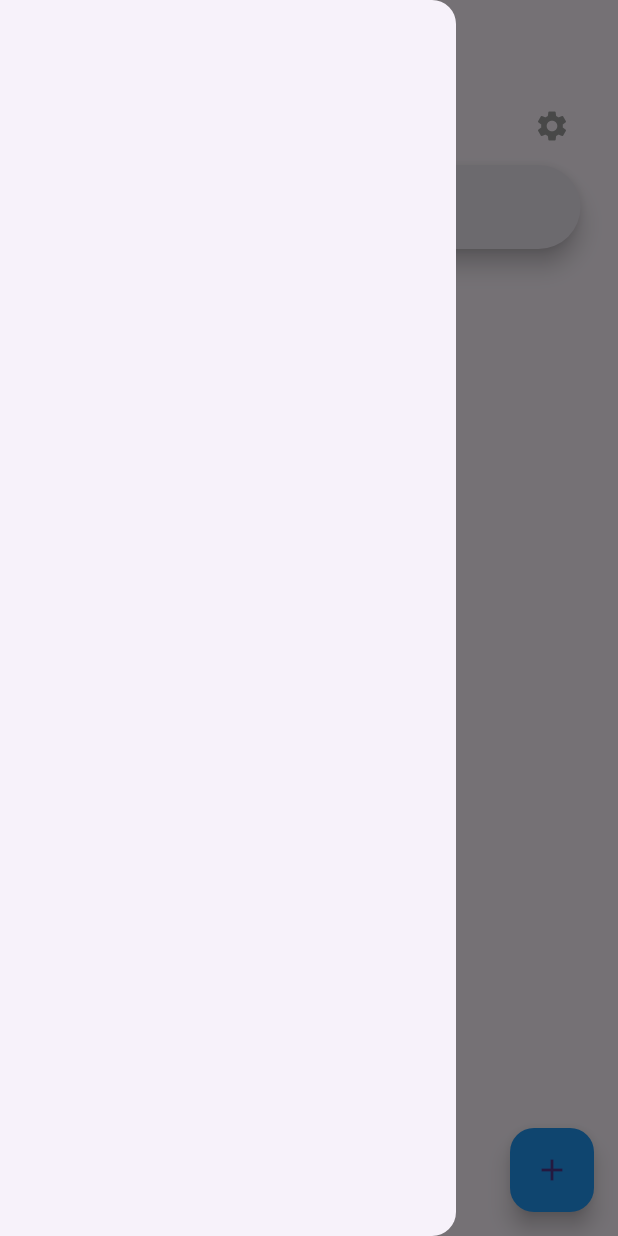
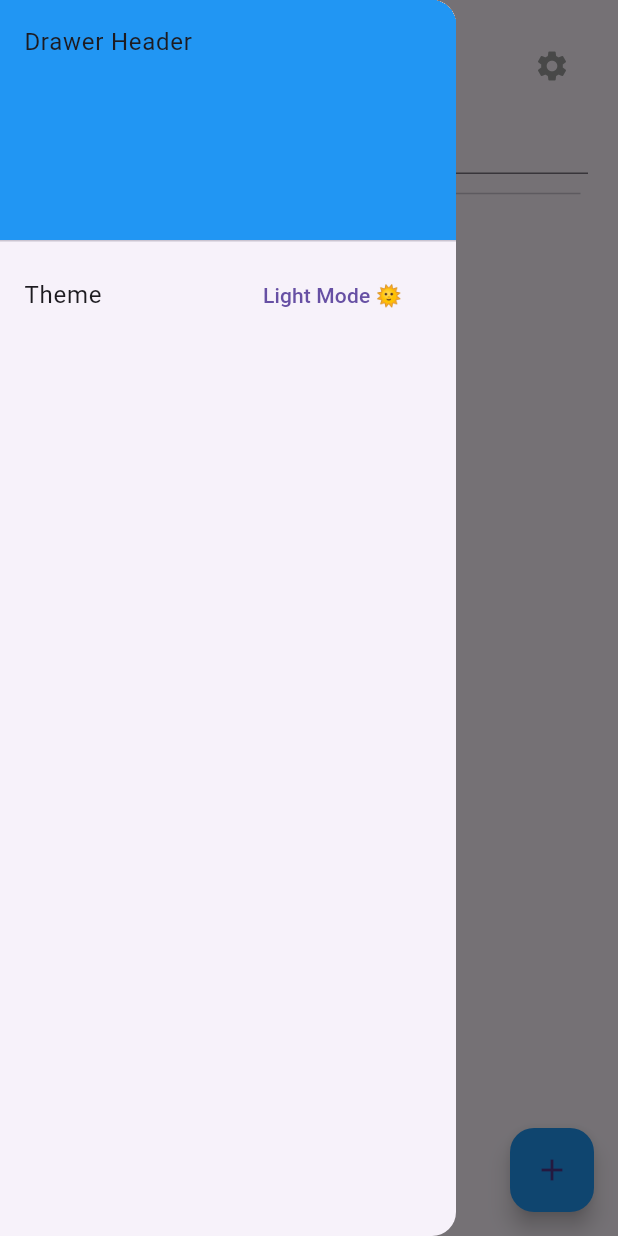
Before and after one commit to Gud-will/find_me_storage, a Flutter app: the screen it shows after launch, with the side drawer open, on a phone screen of 412 x 824 dp. Run offline on Flutter 3.47's test engine with Material 3 defaults, Android fonts, the light colour scheme and no system bars; drawn by our look-alikes of searchfield; our stand-ins replace isar; missing offline and left inert: dart:ffi; accounts and stored records are empty; generated files the repository leaves out were written again.

Commit message:
Minor Bug Fixes
-Fixed parent container problem
- add animatedtextswitcher
- ensured that the provider method is being called only once
- fixed Drawer widget and add theme changer to it
need to do:
- improve UI
- make Search bar viable

```diff
--- a/lib/providers/listitemsprovider.dart
+++ b/lib/providers/listitemsprovider.dart
@@ -21,7 +21,7 @@ class ListItemsProvider extends ChangeNotifier {
   void getListItems(String currentpath)async{
     // print(currentpath);
     rootItems=await itemContainerRepository.getItemsThroughPath(currentpath);
-    // print(rootItems.length);
+    print(rootItems.length);
     notifyListeners();
   }
 }
--- a/lib/providers/theme_provider.dart
+++ b/lib/providers/theme_provider.dart
@@ -17,7 +17,12 @@ class ThemeProvider extends ChangeNotifier {
     }
     notifyListeners();
   }
-
+  bool islighttheme(){
+    if(_themeData==lightTheme){
+      return true;
+    }
+    return false;
+  }
   void setTheme(ThemeData themeData) {
     _themeData = themeData;
     notifyListeners();
--- a/lib/screens/homepage.dart
+++ b/lib/screens/homepage.dart
@@ -1,3 +1,4 @@
+import 'package:find_me_storage/providers/theme_provider.dart';
 import 'package:find_me_storage/screens/widgets/itemcard.dart';
 import 'package:find_me_storage/screens/widgets/itemcontainercard.dart';
 import 'package:find_me_storage/screens/widgets/additemdialog.dart';
@@ -9,7 +10,6 @@ import 'package:provider/provider.dart';
 import '../models/databasemodel.dart';
 import '../providers/database_provider.dart';
 import '../providers/listitemsprovider.dart';
-import '../providers/theme_provider.dart';
 
 class MyHomePage extends StatefulWidget {
   final ItemContainerRepository itemContainerRepository;
@@ -26,9 +26,10 @@ class MyHomePage extends StatefulWidget {
 }
 
 class _MyHomePageState extends State<MyHomePage> {
-  late ThemeProvider themeProvider;
   late ListItemsProvider listItemsProvider;
   late ListContainerProvider listContainerProvider;
+  late ThemeProvider themeProvider;
+  bool _isdone = false;
   @override
   void initState() {
     super.initState();
@@ -37,15 +38,20 @@ class _MyHomePageState extends State<MyHomePage> {
   @override
   void didChangeDependencies() async {
     super.didChangeDependencies();
-    themeProvider = Provider.of<ThemeProvider>(context);
+    if (!_isdone) {
       listItemsProvider = Provider.of<ListItemsProvider>(context);
       listContainerProvider = Provider.of<ListContainerProvider>(context);
+      themeProvider = Provider.of<ThemeProvider>(context);
       listItemsProvider.getListItems(widget.path);
       listContainerProvider.getListContainers(widget.path);
+      _isdone=!_isdone;
+    }
   }
 
   void onbackpressed() async {
     List<String> pathItems = widget.path.split("/");
+    print(
+        "parentcontainer name ${widget.parentContainer?.name ?? "Onnum ella"}");
     pathItems.removeLast();
     print(widget.path);
     widget.path = pathItems.join("/");
@@ -57,15 +63,21 @@ class _MyHomePageState extends State<MyHomePage> {
       widget.parentContainer = await widget.itemContainerRepository
           .getItemContainer(widget.parentContainer?.parentLink.value?.id ?? 0);
     }
-    print(widget.parentContainer?.name??"None nada");
+    print(widget.parentContainer?.name ?? "None nada");
     listItemsProvider.getListItems(widget.path);
     listContainerProvider.getListContainers(widget.path);
   }
 
   void ontap(String path, ItemContainer itemContainer) {
-    widget.path = path;
+    String temppath = "/";
+    if (itemContainer.path == temppath) {
+      temppath = temppath + itemContainer.name;
+    } else {
+      temppath = "${itemContainer.path}/${itemContainer.name}";
+    }
+    widget.path = temppath;
     widget.parentContainer = itemContainer;
-    print(widget.parentContainer?.name??"");
+    print(widget.parentContainer?.name ?? "");
     print(widget.path);
     listItemsProvider.getListItems(widget.path);
     listContainerProvider.getListContainers(widget.path);
@@ -74,23 +86,20 @@ class _MyHomePageState extends State<MyHomePage> {
   @override
   Widget build(BuildContext context) {
     return Scaffold(
-      drawer: MyDrawer(),
-      body: Padding(
+      drawer: MyDrawer(themeProvider: themeProvider,),
+      body: SafeArea(
+        child: Padding(
           padding: appPadding,
           child: Column(
             children: [
-            const SizedBox(
-              height: 40,
-            ),
               Row(
                 mainAxisAlignment: MainAxisAlignment.spaceBetween,
                 children: [
-                const Text("Items"),
+                  Text(widget.parentContainer?.name ?? "Items"),
                   Builder(builder: (context) {
                     return IconButton(
                       onPressed: () {
                         Scaffold.of(context).openDrawer();
-                      themeProvider.toggleTheme();
                       },
                       icon: const Icon(
                         Icons.settings,
@@ -100,14 +109,21 @@ class _MyHomePageState extends State<MyHomePage> {
                   }),
                 ],
               ),
-            MySearchBar(),
+              MySearchBar(
+                itemContainerRepository: widget.itemContainerRepository,
+              ),
+              const Padding(
+                padding: EdgeInsets.all(5.0),
+                child: Divider(),
+              ),
               Expanded(
                 child: Padding(
                   padding: const EdgeInsets.symmetric(horizontal: 2),
                   child: PageView(
                     children: [
-                    Consumer2<ListItemsProvider, ListContainerProvider>(builder:
-                        (context, listItemsProv, listContainerProv, child) {
+                      Consumer2<ListItemsProvider, ListContainerProvider>(
+                          builder: (context, listItemsProv, listContainerProv,
+                              child) {
                         List<dynamic> totalitems = [];
                         totalitems.addAll(listItemsProv.rootItems);
                         totalitems.addAll(listContainerProv.rootContainers);
@@ -115,9 +131,41 @@ class _MyHomePageState extends State<MyHomePage> {
                           itemCount: totalitems.length,
                           itemBuilder: (context, index) {
                             final cont = totalitems[index];
+                            // if (index == 0 &&
+                            //     index < listItemsProvider.rootItems.length) {
+                            //   return Column(
+                            //     children: [
+                            //       const Text("Items:"),
+                            //       const Padding(
+                            //         padding: EdgeInsets.all(2),
+                            //         child: Divider(),
+                            //       ),
+                            //       ItemContainerCard(
+                            //         itemContainer: cont,
+                            //         ontap: ontap,
+                            //       ),
+                            //     ],
+                            //   );
+                            // } else
                             if (index < listItemsProv.rootItems.length) {
                               return ItemCard(item: cont);
                             }
+                            // } else if (index ==
+                            //     listItemsProv.rootItems.length) {
+                            //   return Column(
+                            //     children: [
+                            //       const Text("Containers:"),
+                            //       const Padding(
+                            //         padding: EdgeInsets.all(2),
+                            //         child: Divider(),
+                            //       ),
+                            //       ItemContainerCard(
+                            //         itemContainer: cont,
+                            //         ontap: ontap,
+                            //       ),
+                            //     ],
+                            //   );
+                            // }
                             return ItemContainerCard(
                               itemContainer: cont,
                               ontap: ontap,
@@ -125,26 +173,12 @@ class _MyHomePageState extends State<MyHomePage> {
                           },
                         );
                       }),
-                    // Consumer<ListItemsProvider>(
-                    //   builder: (context, listItemsProvider, child) {
-                    //     List<Item> containers =
-                    //         listItemsProvider.rootItems;
-                    //     return ListView.builder(
-                    //       itemCount: containers.length,
-                    //       itemBuilder: (context, index) {
-                    //         final cont = containers[index];
-                    //         return ItemCard(
-                    //           item: cont,
-                    //         );
-                    //       },
-                    //     );
-                    //   },
-                    // ),
                     ],
                   ),
                 ),
               )
             ],
+          ),
         ),
       ),
       floatingActionButton: Column(
@@ -165,11 +199,17 @@ class _MyHomePageState extends State<MyHomePage> {
             onPressed: () {
               showModalBottomSheet(
                 context: context,
+                isScrollControlled: true,
                 builder: (BuildContext context) {
-                  return SlidingDialogBox(
+                  return Padding(
+                    padding: EdgeInsets.only(
+                      bottom: MediaQuery.of(context).viewInsets.bottom,
+                    ),
+                    child: SlidingDialogBox(
                       itemContainerRepository: widget.itemContainerRepository,
                       parentitemcontainer: widget.parentContainer,
                       path: widget.path,
+                    ),
                   );
                 },
               );
@@ -181,7 +221,6 @@ class _MyHomePageState extends State<MyHomePage> {
     );
   }
 }
-
 
 // FutureBuilder(
 //                   future: _rootContainers,
--- /dev/null
+++ b/lib/screens/widgets/animatedtextswitcher.dart
@@ -0,0 +1,26 @@
+import 'package:flutter/material.dart';
+
+class Animatedtextswitcher extends StatelessWidget {
+  final String text1;
+  final String text2;
+  final VoidCallback toggleisitem;
+  final bool isitem;
+  const Animatedtextswitcher({super.key,required this.text1,required this.text2,required this.toggleisitem,required this.isitem});
+
+  @override
+  Widget build(BuildContext context) {
+    return AnimatedSwitcher(
+      duration: const Duration(milliseconds: 900),
+      child: TextButton(
+        style: ElevatedButton.styleFrom(
+          shape: RoundedRectangleBorder(
+            borderRadius: BorderRadius.circular(20),
+          ),
+        ),
+        onPressed:toggleisitem,
+        child:
+            Text(key: ValueKey<bool>(isitem), isitem ? text1 : text2),
+      ),
+    );
+  }
+}
--- a/lib/screens/widgets/drawer.dart
+++ b/lib/screens/widgets/drawer.dart
@@ -1,10 +1,38 @@
+import 'package:find_me_storage/screens/widgets/animatedtextswitcher.dart';
 import 'package:flutter/material.dart';
+import '../../providers/theme_provider.dart';
 
 class MyDrawer extends StatelessWidget {
-  const MyDrawer({super.key});
+  final ThemeProvider? themeProvider;
+  const MyDrawer({super.key, required this.themeProvider});
+  void toggletheme() {
+    themeProvider?.toggleTheme();
+  }
 
   @override
   Widget build(BuildContext context) {
-    return Drawer();
+    bool islighttheme = themeProvider?.islighttheme()??true;
+    return Drawer(
+      child: ListView(
+        padding: EdgeInsets.zero,
+        children: [
+          const DrawerHeader(
+            decoration: BoxDecoration(
+              color: Colors.blue,
+            ),
+            child: Text('Drawer Header'),
+          ),
+          ListTile(
+            title: const Text("Theme"),
+            trailing: Animatedtextswitcher(
+                text1: "Light Mode \u{1F31E}",
+                text2: "Dark Mode \u{1F31C}",
+                toggleisitem: toggletheme,
+                isitem: islighttheme),
+            onTap: () {},
+          ),
+        ],
+      ),
+    );
   }
 }
--- a/lib/screens/widgets/searchbar.dart
+++ b/lib/screens/widgets/searchbar.dart
@@ -1,21 +1,99 @@
+import 'package:find_me_storage/providers/database_provider.dart';
 import 'package:flutter/material.dart';
+import 'package:searchfield/searchfield.dart';
 
 class MySearchBar extends StatefulWidget {
-  const MySearchBar({super.key});
+  final ItemContainerRepository itemContainerRepository;
+  const MySearchBar({super.key, required this.itemContainerRepository});
 
   @override
   State<MySearchBar> createState() => _MySearchBarState();
 }
 
 class _MySearchBarState extends State<MySearchBar> {
+  final TextEditingController _controller = TextEditingController();
+  List<dynamic> _suggestions = [];
+  Widget searchChild(x) {
+    return Padding(
+      padding: const EdgeInsets.symmetric(vertical: 4.0, horizontal: 12),
+      child: Text("${x.name}\\${x.description}",
+          style: const TextStyle(fontSize: 18, color: Colors.black)),
+    );
+  }
+
+  void _updateSuggestions(String query) async {
+    if (query.isEmpty) {
+      setState(() {
+        _suggestions.clear();
+      });
+    }
+    final containers =
+        await widget.itemContainerRepository.getContainersThroughQuery(query);
+    final items =
+        await widget.itemContainerRepository.getItemsThroughQuery(query);
+    setState(() {
+      _suggestions = [...containers, ...items];
+    });
+  }
+
   @override
   Widget build(BuildContext context) {
-    return const Padding(
-      padding: EdgeInsets.symmetric(
-        horizontal: 5,
-        vertical: 2,
-      ),
-      child: SearchBar(),
-    );
+    return SearchField(
+        emptyWidget: const Text("No item/Containers Found"),
+        controller: _controller,
+        suggestionDirection: SuggestionDirection.down,
+        onTapOutside: (p0) {
+          Focus.of(context).unfocus();
+        },
+        hint: "Search By Name or Description",
+        suggestions: _suggestions
+            .map((e) => SearchFieldListItem<dynamic>(e, child: searchChild(e)))
+            .toList(),
+        suggestionState: Suggestion.hidden,
+        onSearchTextChanged: (query) {
+          _updateSuggestions(query);
+        });
+    // Scaffold(
+    //   appBar: AppBar(
+    //     title: Text('Search Example'),
+    //   ),
+    //   body: Padding(
+    //     padding: const EdgeInsets.all(16.0),
+    //     child: Column(
+    //       children: [
+    //         TextField(
+    //           controller: _controller,
+    //           decoration: InputDecoration(
+    //             hintText: 'Search by name or description',
+    //           ),
+    //           onChanged:
+    //         ),
+    //         Expanded(
+    //           child: ListView.builder(
+    //             itemCount: _suggestions.length,
+    //             itemBuilder: (context, index) {
+    //               final suggestion = _suggestions[index];
+    //               final isContainer = suggestion is ItemContainer;
+    //               final name = isContainer
+    //                   ? suggestion.name
+    //                   : (suggestion as Item).name;
+    //               final description = isContainer
+    //                   ? suggestion.description
+    //                   : (suggestion as Item).description;
+
+    //               return ListTile(
+    //                 title: Text(name),
+    //                 subtitle: Text(description ?? ''),
+    //                 onTap: () {
+    //                   // Handle tap on suggestion
+    //                 },
+    //               );
+    //             },
+    //           ),
+    //         ),
+    //       ],
+    //     ),
+    //   ),
+    // );
   }
 }
--- a/pubspec.yaml
+++ b/pubspec.yaml
@@ -39,6 +39,7 @@ dependencies:
   isar: ^3.1.0+1
   isar_flutter_libs: ^3.1.0+1
   path_provider: ^2.1.2
+  searchfield: ^1.0.5
 
 dev_dependencies:
   flutter_test:
```
Also changed, not shown: lib/providers/database_provider.dart (+25 -1 lines), lib/screens/widgets/additemdialog.dart (+46 -41 lines), lib/screens/widgets/itemcontainercard.dart (+3 -12 lines), pubspec.lock. Lines whose indentation alone changed are shown as unchanged.
